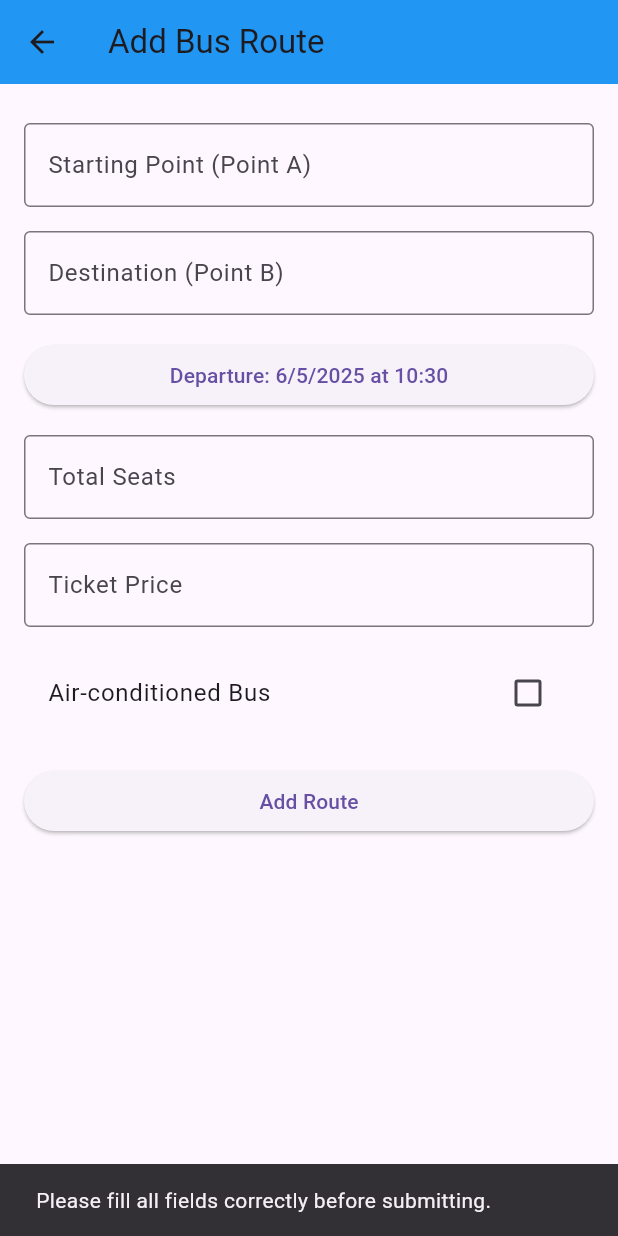
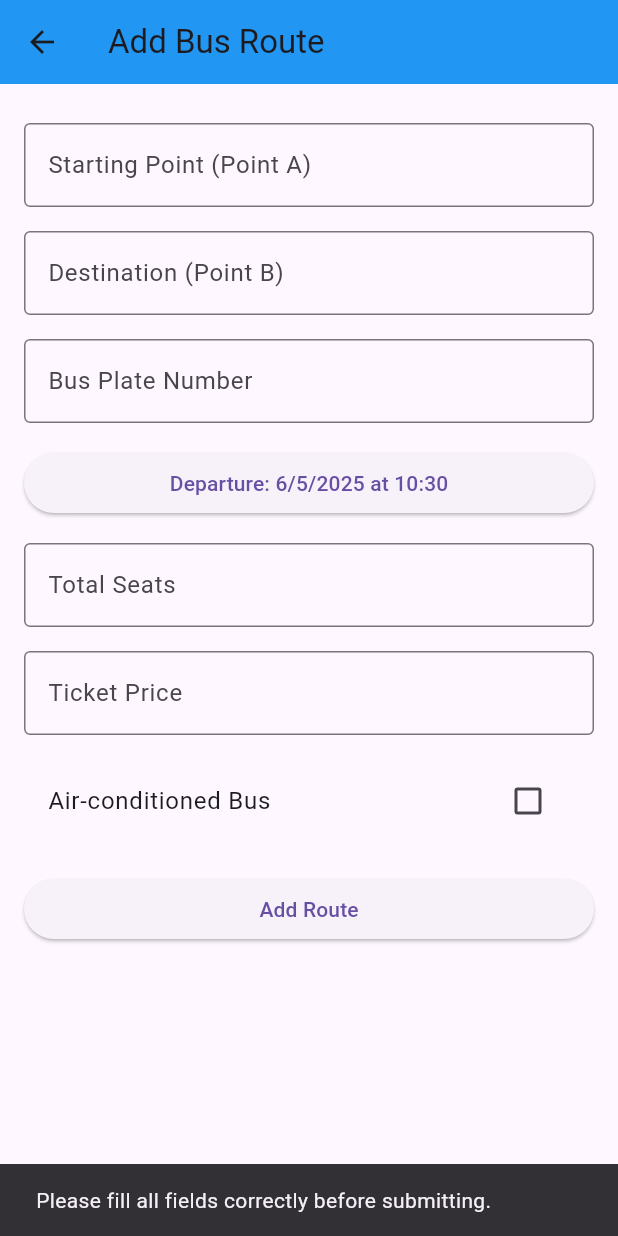
Before and after one commit to argieuwu/paw-patrol-ticketing, a Flutter app: the AddBusRouteScreen screen opened directly, after a tap on "Add Route", on a phone screen of 412 x 824 dp. Run offline on Flutter 3.47's test engine with Material 3 defaults, Android fonts, the light colour scheme and no system bars; our stand-ins replace cloud_firestore, firebase_auth, firebase_core, fluentui_icons, qr_flutter; accounts and stored records are empty.

Commit message:
adding Bus Plate Number and departure time status

```diff
--- a/lib/Admin/pages/AddBusRouteScreen.dart
+++ b/lib/Admin/pages/AddBusRouteScreen.dart
@@ -17,6 +17,7 @@ class _AddBusRouteScreenState extends State<AddBusRouteScreen> {
   final TextEditingController pointBController = TextEditingController();
   final TextEditingController seatsController = TextEditingController();
   final TextEditingController priceController = TextEditingController();
+  final TextEditingController plateNumberController = TextEditingController();
 
   @override
   Widget build(BuildContext context) {
@@ -42,6 +43,14 @@ class _AddBusRouteScreenState extends State<AddBusRouteScreen> {
               controller: pointBController,
               decoration: const InputDecoration(
                 labelText: 'Destination (Point B)',
+                border: OutlineInputBorder(),
+              ),
+            ),
+            const SizedBox(height: 16),
+            TextField(
+              controller: plateNumberController,
+              decoration: const InputDecoration(
+                labelText: 'Bus Plate Number',
                 border: OutlineInputBorder(),
               ),
             ),
@@ -117,7 +126,8 @@ class _AddBusRouteScreenState extends State<AddBusRouteScreen> {
                 if (pointAController.text.isEmpty ||
                     pointBController.text.isEmpty ||
                     totalSeats == null ||
-                    ticketPrice == null) {
+                    ticketPrice == null ||
+                    plateNumberController.text.isEmpty) {
                   ScaffoldMessenger.of(context).showSnackBar(
                     const SnackBar(
                       content: Text(
@@ -133,6 +143,7 @@ class _AddBusRouteScreenState extends State<AddBusRouteScreen> {
                   totalSeats: totalSeats,
                   ticketPrice: ticketPrice,
                   isAircon: isAircon,
+                  plateNumber: plateNumberController.text,
                 );
 
                 AdminTicketController().uploadTicket(newTicket);
@@ -146,6 +157,7 @@ class _AddBusRouteScreenState extends State<AddBusRouteScreen> {
                 pointBController.clear();
                 seatsController.clear();
                 priceController.clear();
+                plateNumberController.clear();
                 setState(() {
                   dateTime = DateTime.now();
                   isAircon = false;
@@ -165,6 +177,7 @@ class _AddBusRouteScreenState extends State<AddBusRouteScreen> {
     pointBController.dispose();
     seatsController.dispose();
     priceController.dispose();
+    plateNumberController.dispose();
     super.dispose();
   }
 }
--- a/lib/data/model/AdminBusTicket.dart
+++ b/lib/data/model/AdminBusTicket.dart
@@ -9,6 +9,8 @@ class AdminBusTicket {
   final String? ticketId;   //unique Firestore document ID
   final bool isAircon;   //kung with aircon or wlay aircon ang bus
   final bool isCompleted;   //status sa bus kung humanag byahe or wla
+  final String plateNumber; // Bus plate number
+  final bool isReadyForDeparture;  //status kung ready for departure
 
 
   AdminBusTicket(
@@ -19,6 +21,8 @@ class AdminBusTicket {
       required this.ticketPrice,
       required this.isAircon,
       this.isCompleted = false,
+        required this.plateNumber,
+        this.isReadyForDeparture = false,
       });
 
   AdminBusTicket.noID(
@@ -29,6 +33,8 @@ class AdminBusTicket {
       required this.ticketPrice,
       required this.isAircon,
         this.isCompleted = false,
+        required this.plateNumber,
+        this.isReadyForDeparture = false,
       });
 
   //gina converts  niya ang ticket object
@@ -44,6 +50,8 @@ class AdminBusTicket {
         "ticket price": ticketPrice,
         "aircon": isAircon,
         "isCompleted": isCompleted,
+        "plateNumber": plateNumber,
+        "isReadyForDeparture": isReadyForDeparture,
       }
     };
   }
@@ -58,6 +66,8 @@ class AdminBusTicket {
         "ticket price": ticketPrice,
         "aircon": isAircon,
         "isCompleted": isCompleted,
+        "plateNumber": plateNumber,
+        "isReadyForDeparture": isReadyForDeparture,
 
       }
     };
@@ -77,6 +87,8 @@ class AdminBusTicket {
       ticketPrice: data['ticket price'] ?? 0,
       isAircon: data['aircon'] ?? false,
       isCompleted: data['isCompleted'] ?? false,
+      plateNumber: data['plateNumber'] ?? 'N/A',
+      isReadyForDeparture: data['isReadyForDeparture'] ?? false,
     );
   }
 
```
Also changed, not shown: lib/Admin/pages/ManageBusRoutesScreen.dart (+55 -12 lines), lib/data/controllers/AdminTicket_data_controller.dart (+13 -1 lines).
